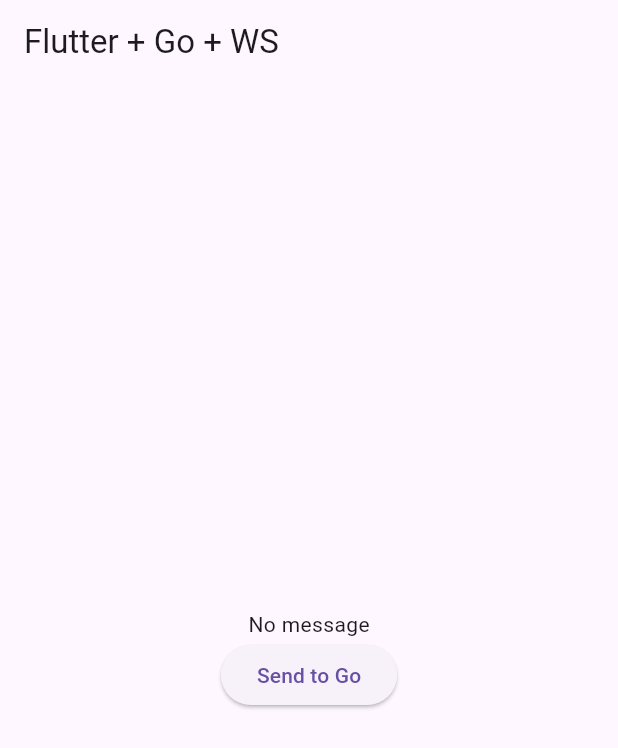
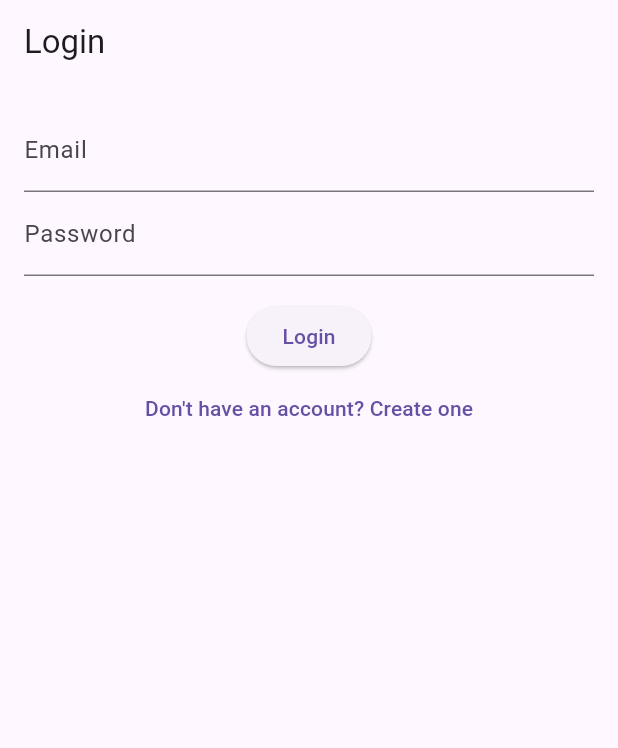
Before and after one commit to benaronow/gameparrot_frontend, a Flutter app: the screen it shows after launch, on a phone screen of 412 x 824 dp. Shown: the top 748 px of the screen. Run offline on Flutter 3.47's test engine with Material 3 defaults, Android fonts, the phone set to English and light mode, and no system bars; our stand-ins replace firebase_auth, firebase_core; accounts and stored records are empty; network calls fail.

Commit message:
added firebase auth and probably other stuff

```diff
--- /dev/null
+++ b/lib/auth.dart
@@ -0,0 +1,105 @@
+import 'package:flutter/material.dart';
+import 'package:firebase_auth/firebase_auth.dart';
+
+class AuthScreen extends StatefulWidget {
+  final void Function(String) onLoginSuccess;
+
+  const AuthScreen({super.key, required this.onLoginSuccess});
+
+  @override
+  _AuthScreenState createState() => _AuthScreenState();
+}
+
+class _AuthScreenState extends State<AuthScreen> {
+  final _emailController = TextEditingController();
+  final _passwordController = TextEditingController();
+  bool isLogin = true;
+  bool _isLoading = false;
+  String? _errorMessage;
+
+  Future<void> _submit() async {
+    setState(() {
+      _isLoading = true;
+      _errorMessage = null;
+    });
+
+    try {
+      final auth = FirebaseAuth.instance;
+      if (isLogin) {
+        await auth.signInWithEmailAndPassword(
+          email: _emailController.text.trim(),
+          password: _passwordController.text.trim(),
+        );
+      } else {
+        await auth.createUserWithEmailAndPassword(
+          email: _emailController.text.trim(),
+          password: _passwordController.text.trim(),
+        );
+      }
+
+      // Notify parent of successful login or registration
+      final user = FirebaseAuth.instance.currentUser;
+      if (user != null) {
+        widget.onLoginSuccess(user.uid);
+      }
+    } on FirebaseAuthException catch (e) {
+      setState(() {
+        _errorMessage = e.message;
+      });
+    } finally {
+      setState(() {
+        _isLoading = false;
+      });
+    }
+  }
+
+  void _toggleMode() {
+    setState(() {
+      isLogin = !isLogin;
+      _errorMessage = null;
+    });
+  }
+
+  @override
+  Widget build(BuildContext context) {
+    return Scaffold(
+      appBar: AppBar(title: Text(isLogin ? 'Login' : 'Create Account')),
+      body: Padding(
+        padding: EdgeInsets.all(16),
+        child: Column(
+          children: [
+            if (_errorMessage != null) ...[
+              Text(_errorMessage!, style: TextStyle(color: Colors.red)),
+              SizedBox(height: 8),
+            ],
+            TextField(
+              controller: _emailController,
+              decoration: InputDecoration(labelText: 'Email'),
+              keyboardType: TextInputType.emailAddress,
+            ),
+            TextField(
+              controller: _passwordController,
+              decoration: InputDecoration(labelText: 'Password'),
+              obscureText: true,
+            ),
+            SizedBox(height: 16),
+            _isLoading
+                ? CircularProgressIndicator()
+                : ElevatedButton(
+                    onPressed: _submit,
+                    child: Text(isLogin ? 'Login' : 'Create Account'),
+                  ),
+            TextButton(
+              onPressed: _toggleMode,
+              child: Text(
+                isLogin
+                    ? 'Don\'t have an account? Create one'
+                    : 'Already have an account? Login',
+              ),
+            ),
+          ],
+        ),
+      ),
+    );
+  }
+}
--- a/lib/main.dart
+++ b/lib/main.dart
@@ -1,14 +1,58 @@
+import 'package:firebase_core/firebase_core.dart';
+import 'package:flutter/foundation.dart';
 import 'package:flutter/material.dart';
+import 'package:gameparrot/auth.dart';
+import 'package:gameparrot/websocket_wrapper.dart';
 import 'package:http/http.dart' as http;
 import 'package:web_socket_channel/web_socket_channel.dart';
 
-void main() => runApp(MyApp());
+void main() async {
+  WidgetsFlutterBinding.ensureInitialized();
 
-class MyApp extends StatelessWidget {
-  final channel = WebSocketChannel.connect(
-    Uri.parse('ws://localhost:8080/ws'),
-    // web/ios: ws://localhost:8080/ws, android: ws://10.0.2.2:8080/ws
-  );
+  if (kIsWeb) {
+    await Firebase.initializeApp(
+      options: FirebaseOptions(
+        apiKey: "AIzaSyDLgYXSj6PN1ArQZM6zCWiNRtGN63knEoQ",
+        authDomain: "gameparrot-42906.firebaseapp.com",
+        projectId: "gameparrot-42906",
+        storageBucket: "gameparrot-42906.firebasestorage.app",
+        messagingSenderId: "374287975014",
+        appId: "1:374287975014:web:782c0254421addeec1e3a7",
+        measurementId: "G-N6V4Q493L6",
+      ),
+    );
+  } else {
+    await Firebase.initializeApp();
+  }
+
+  runApp(MyApp());
+}
+
+class MyApp extends StatefulWidget {
+  const MyApp({super.key});
+
+  @override
+  State<MyApp> createState() => _MyAppState();
+}
+
+class UserInformation {
+  String? uid;
+  String? username;
+}
+
+class _MyAppState extends State<MyApp> {
+  String? _idToken;
+  late WebSocketChannel channel;
+
+  void _handleLoginSuccess(String idToken) {
+    setState(() {
+      _idToken = idToken;
+      channel = WebSocketChannel.connect(Uri.parse('ws://localhost:8080/ws'));
+    });
+    print("User logged in with token: $idToken");
+
+    // Now you can connect your WebSocket or HTTP requests with this token
+  }
 
   Future<void> pingServer() async {
     final response = await http.get(Uri.parse('http://localhost:8080/ping'));
@@ -16,30 +60,17 @@ class MyApp extends StatelessWidget {
   }
 
   @override
+  void initState() {
+    super.initState();
+    pingServer();
+  }
+
+  @override
   Widget build(BuildContext context) {
-    pingServer(); // call once on start
-
     return MaterialApp(
-      home: Scaffold(
-        appBar: AppBar(title: Text('Flutter + Go + WS')),
-        body: StreamBuilder(
-          stream: channel.stream,
-          builder: (context, snapshot) {
-            return Center(
-              child: Column(
-                mainAxisAlignment: MainAxisAlignment.center,
-                children: [
-                  Text(snapshot.hasData ? '${snapshot.data}' : 'No message'),
-                  ElevatedButton(
-                    onPressed: () => channel.sink.add('Hello from Flutter!'),
-                    child: Text('Send to Go'),
-                  ),
-                ],
-              ),
-            );
-          },
-        ),
-      ),
+      home: _idToken == null
+          ? AuthScreen(onLoginSuccess: _handleLoginSuccess)
+          : WebSocketWrapper(channel: channel),
     );
   }
 }
--- a/pubspec.yaml
+++ b/pubspec.yaml
@@ -30,8 +30,10 @@ environment:
 dependencies:
   flutter:
     sdk: flutter
-  web_socket_channel: ^2.4.0
+  web_socket_channel: ^3.0.3
   http: ^1.2.1
+  firebase_core: ^3.13.1
+  firebase_auth: ^5.5.4
 
   # The following adds the Cupertino Icons font to your application.
   # Use with the CupertinoIcons class for iOS style icons.
@@ -46,7 +48,7 @@ dev_dependencies:
   # activated in the `analysis_options.yaml` file located at the root of your
   # package. See that file for information about deactivating specific lint
   # rules and activating additional ones.
-  flutter_lints: ^5.0.0
+  flutter_lints: ^6.0.0
 
 # For information on the generic Dart part of this file, see the
 # following page: https://dart.dev/tools/pub/pubspec
```
Also changed, not shown: lib/message_input.dart (added, +49 -0 lines), lib/websocket_wrapper.dart (added, +52 -0 lines), 13 other files.
